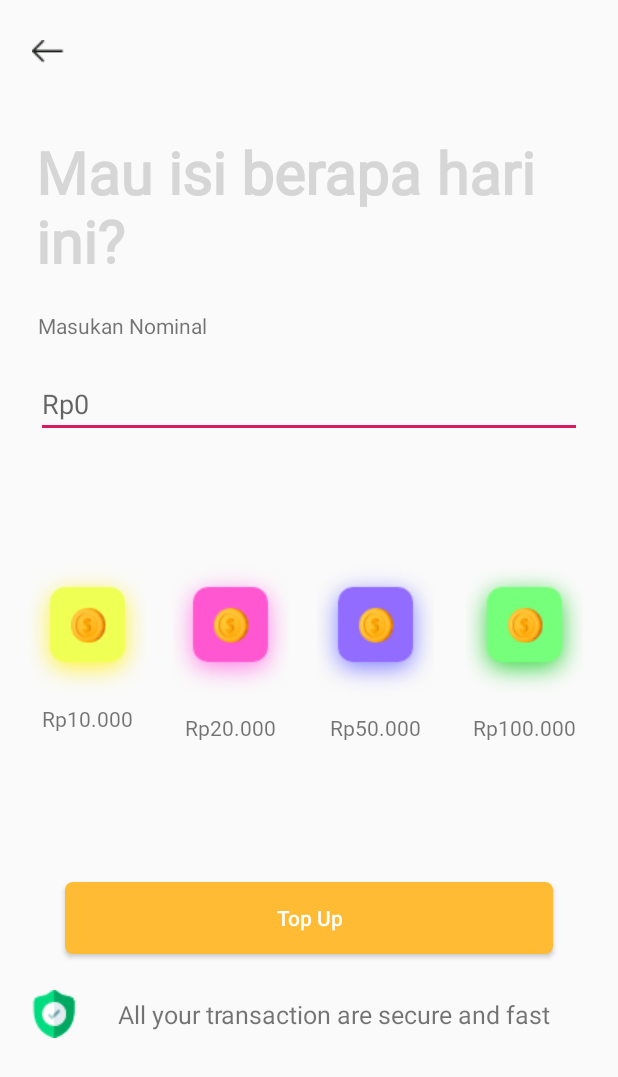
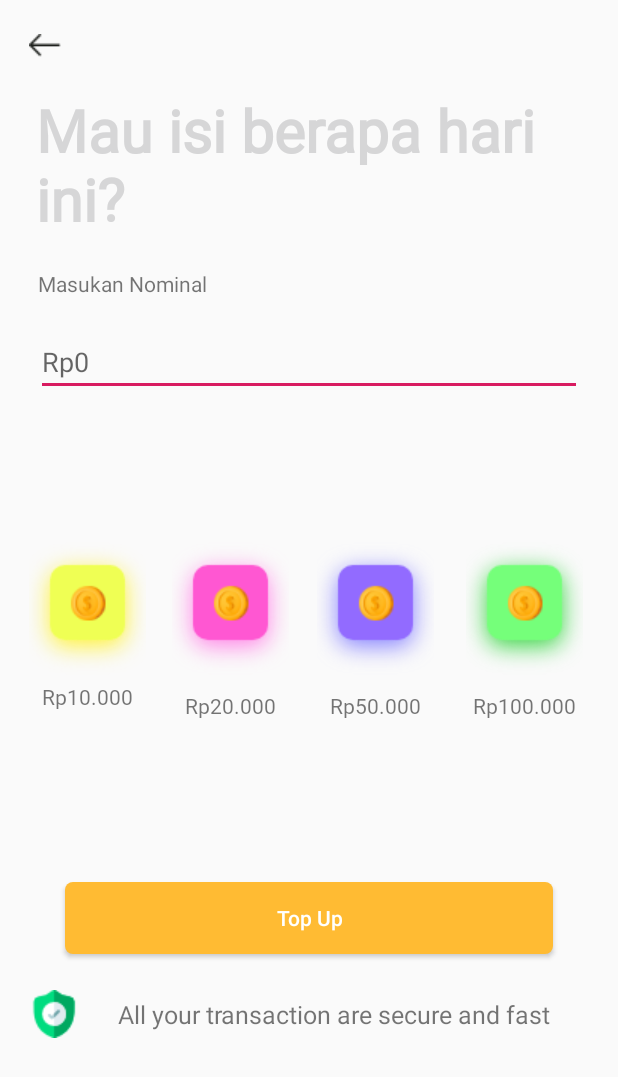
Before and after one commit to Yandiio/Paycash-android, an Android app: the TopUpActivity screen opened directly, with no data from a screen before it, on a phone screen of 412 x 824 dp. Shown: the top 1077 px of the screen. Run offline under Robolectric (Android 15) with nearby library versions, the phone set to English and light mode, and no system bars; our stand-ins replace sdp/ssp sizes.

Commit message:
Fix Top Up Layout

```diff
--- a/app/src/main/res/layout/activity_top_up.xml
+++ b/app/src/main/res/layout/activity_top_up.xml
@@ -7,33 +7,31 @@
     tools:context=".Activities.TopUpActivity">
 
     <ImageButton
+        android:id="@+id/back"
         android:layout_width="60dp"
         android:layout_height="60dp"
-        android:layout_marginStart="2dp"
-        android:layout_marginBottom="24dp"
         android:background="@android:color/transparent"
         android:clickable="true"
         android:foreground="?android:selectableItemBackground"
         android:src="@drawable/back"
-        app:layout_constraintBottom_toTopOf="@+id/textView2"
-        app:layout_constraintStart_toStartOf="parent" />
+        app:layout_constraintLeft_toLeftOf="parent"
+        app:layout_constraintTop_toTopOf="parent" />
 
     <TextView
         android:id="@+id/textView2"
         android:layout_width="match_parent"
         android:layout_height="wrap_content"
         android:layout_marginStart="24dp"
-        android:layout_marginTop="88dp"
         android:layout_marginEnd="24dp"
         android:fontFamily="@font/montserrateb"
         android:text="@string/isi"
         android:textColor="@color/black"
         android:textSize="@dimen/_30sdp"
         android:textStyle="bold"
-        app:layout_constraintEnd_toEndOf="parent"
         app:layout_constraintHorizontal_bias="0.0"
-        app:layout_constraintStart_toStartOf="parent"
-        app:layout_constraintTop_toTopOf="parent" />
+        app:layout_constraintLeft_toLeftOf="parent"
+        app:layout_constraintRight_toRightOf="parent"
+        app:layout_constraintTop_toBottomOf="@id/back" />
 
 
     <TextView
@@ -43,8 +41,8 @@
         android:layout_marginEnd="273dp"
         android:text="Masukan Nominal"
         app:layout_constraintBottom_toTopOf="@+id/etAmountMoney"
-        app:layout_constraintEnd_toEndOf="parent"
-        app:layout_constraintStart_toStartOf="parent"
+        app:layout_constraintLeft_toLeftOf="parent"
+        app:layout_constraintRight_toRightOf="parent"
         app:layout_constraintTop_toBottomOf="@+id/textView2" />
 
     <EditText
@@ -55,9 +53,9 @@
         android:layout_marginTop="60dp"
         android:layout_marginEnd="24dp"
         android:hint="Rp0"
-        app:layout_constraintEnd_toEndOf="parent"
         app:layout_constraintHorizontal_bias="1.0"
-        app:layout_constraintStart_toStartOf="parent"
+        app:layout_constraintLeft_toLeftOf="parent"
+        app:layout_constraintRight_toRightOf="parent"
         app:layout_constraintTop_toBottomOf="@+id/textView2" />
 
 
@@ -72,9 +70,9 @@
         android:foregroundGravity="center"
         android:rowCount="1"
         app:layout_constraintBottom_toTopOf="@+id/btnTopUp"
-        app:layout_constraintEnd_toEndOf="parent"
         app:layout_constraintHorizontal_bias="0.0"
-        app:layout_constraintStart_toStartOf="parent"
+        app:layout_constraintLeft_toLeftOf="parent"
+        app:layout_constraintRight_toRightOf="parent"
         app:layout_constraintTop_toBottomOf="@+id/etAmountMoney"
         app:layout_constraintVertical_bias="0.475">
 
@@ -82,56 +80,56 @@
             android:id="@+id/ceban"
             android:layout_width="@dimen/_60sdp"
             android:layout_height="@dimen/_90sdp"
+            android:layout_rowWeight="1"
             android:layout_marginStart="@dimen/_7sdp"
             android:layout_marginEnd="@dimen/_7sdp"
             android:clickable="true"
-            android:layout_rowWeight="1"
-            android:textAlignment="center"
             android:drawableTop="@drawable/yellow_btn"
             android:fontFamily="@font/montserrateb"
             android:foreground="?android:selectableItemBackground"
-            android:text="Rp10.000" />
+            android:text="Rp10.000"
+            android:textAlignment="center" />
 
         <TextView
             android:id="@+id/duapuluh"
             android:layout_width="@dimen/_60sdp"
             android:layout_height="@dimen/_100sdp"
+            android:layout_rowWeight="1"
             android:layout_marginStart="@dimen/_6sdp"
             android:layout_marginEnd="@dimen/_6sdp"
-            android:gravity="center"
-            android:layout_rowWeight="1"
             android:clickable="true"
             android:drawableTop="@drawable/red_btn"
             android:fontFamily="@font/montserrateb"
             android:foreground="?android:selectableItemBackground"
+            android:gravity="center"
             android:text="Rp20.000" />
 
         <TextView
             android:id="@+id/goban"
             android:layout_width="@dimen/_60sdp"
             android:layout_height="@dimen/_100sdp"
+            android:layout_rowWeight="1"
             android:layout_marginStart="@dimen/_8sdp"
             android:layout_marginEnd="@dimen/_8sdp"
             android:clickable="true"
-            android:gravity="center"
-            android:layout_rowWeight="1"
             android:drawableTop="@drawable/btn_blue"
             android:fontFamily="@font/montserrateb"
             android:foreground="?android:selectableItemBackground"
+            android:gravity="center"
             android:text="Rp50.000" />
 
         <TextView
             android:id="@+id/cepek"
             android:layout_width="@dimen/_60sdp"
             android:layout_height="@dimen/_100sdp"
+            android:layout_rowWeight="1"
             android:layout_marginStart="@dimen/_8sdp"
             android:layout_marginEnd="@dimen/_8sdp"
             android:clickable="true"
-            android:layout_rowWeight="1"
-            android:gravity="center"
             android:drawableTop="@drawable/btn_green"
             android:fontFamily="@font/montserrateb"
             android:foreground="?android:selectableItemBackground"
+            android:gravity="center"
             android:text="Rp100.000" />
 
 
@@ -149,9 +147,9 @@
         android:text="@string/tranaction_secure"
         android:textSize="@dimen/_13sdp"
         app:layout_constraintBottom_toBottomOf="parent"
-        app:layout_constraintEnd_toEndOf="parent"
         app:layout_constraintHorizontal_bias="0.0"
-        app:layout_constraintStart_toStartOf="parent" />
+        app:layout_constraintLeft_toLeftOf="parent"
+        app:layout_constraintRight_toRightOf="parent" />
 
     <Button
         android:id="@+id/btnTopUp"
@@ -165,8 +163,8 @@
         android:textAllCaps="false"
         android:textColor="@color/whiteTextColor"
         app:layout_constraintBottom_toTopOf="@+id/textView9"
-        app:layout_constraintEnd_toEndOf="parent"
         app:layout_constraintHorizontal_bias="0.0"
-        app:layout_constraintStart_toStartOf="parent" />
+        app:layout_constraintLeft_toLeftOf="parent"
+        app:layout_constraintRight_toRightOf="parent" />
 
 </androidx.constraintlayout.widget.ConstraintLayout>
```
